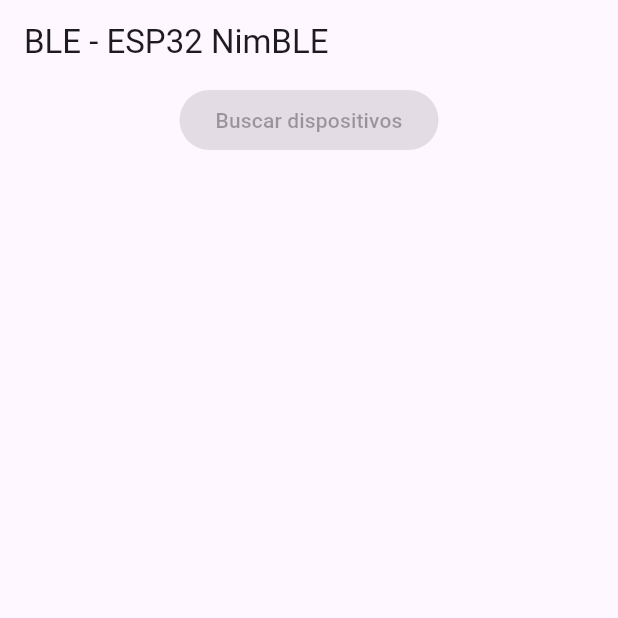
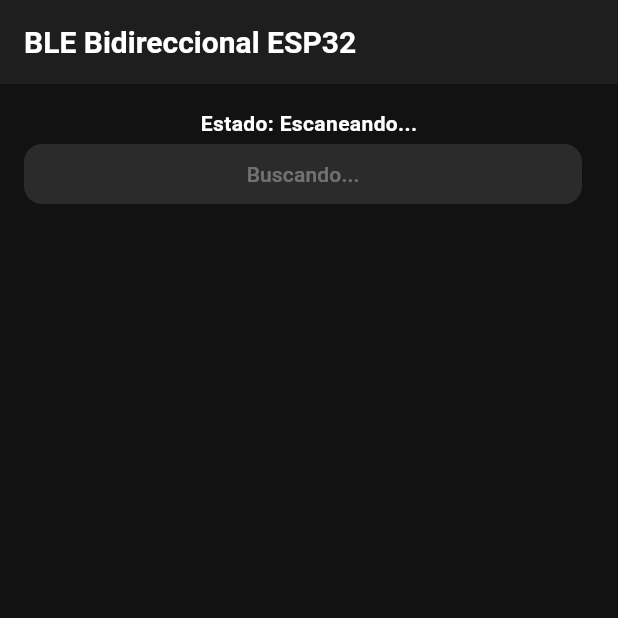
Before and after one commit to PabloElviraCalatayud/DAS_Detector_Apneas, a Flutter app: the screen it shows after launch, after a tap on "Buscar dispositivos", on a phone screen of 412 x 824 dp, the top half of it. Run offline on Flutter 3.47's test engine with Material 3 defaults, Android fonts, the phone set to English and light mode, and no system bars; our stand-ins replace permission_handler; missing offline and left inert: flutter_reactive_ble.

```diff
--- /dev/null
+++ b/app_movil_sbc/lib/core/app_colors.dart
@@ -0,0 +1,11 @@
+import 'package:flutter/material.dart';
+
+class AppColors {
+  static const Color background = Color(0xFF121212);
+  static const Color surface = Color(0xFF1E1E1E);
+  static const Color primary = Color(0xFF00BFA6);
+  static const Color secondary = Color(0xFF03DAC6);
+  static const Color textPrimary = Colors.white;
+  static const Color textSecondary = Colors.white70;
+  static const Color error = Color(0xFFCF6679);
+}
--- /dev/null
+++ b/app_movil_sbc/lib/core/app_theme.dart
@@ -0,0 +1,29 @@
+import 'package:flutter/material.dart';
+import 'app_colors.dart';
+
+class AppTheme {
+  static final ThemeData darkTheme = ThemeData.dark().copyWith(
+    scaffoldBackgroundColor: AppColors.background,
+    appBarTheme: const AppBarTheme(
+      backgroundColor: AppColors.surface,
+      titleTextStyle: TextStyle(
+        color: AppColors.textPrimary,
+        fontSize: 20,
+        fontWeight: FontWeight.bold,
+      ),
+      iconTheme: IconThemeData(color: AppColors.textPrimary),
+    ),
+    elevatedButtonTheme: ElevatedButtonThemeData(
+      style: ElevatedButton.styleFrom(
+        backgroundColor: AppColors.primary,
+        foregroundColor: AppColors.textPrimary,
+        shape: RoundedRectangleBorder(
+          borderRadius: BorderRadius.circular(12),
+        ),
+      ),
+    ),
+    textTheme: const TextTheme(
+      bodyMedium: TextStyle(color: AppColors.textPrimary),
+    ),
+  );
+}
--- /dev/null
+++ b/app_movil_sbc/lib/data/ble_constants.dart
@@ -0,0 +1,7 @@
+import 'package:flutter_reactive_ble/flutter_reactive_ble.dart';
+
+class BleConstants {
+  static final serviceUuid = Uuid.parse("12345678-90ab-cdef-1234-567890abcdef");
+  static final writeCharacteristicUuid = Uuid.parse("12345678-90ab-cdef-1234-567890abcdefe1");
+  static final notifyCharacteristicUuid = Uuid.parse("12345678-90ab-cdef-1234-567890abcdefe2");
+}
--- a/app_movil_sbc/lib/main.dart
+++ b/app_movil_sbc/lib/main.dart
@@ -1,7 +1,6 @@
-import 'dart:io';
 import 'package:flutter/material.dart';
-import 'package:flutter_reactive_ble/flutter_reactive_ble.dart';
-import 'package:permission_handler/permission_handler.dart'; // 👈 Asegúrate de agregar esto
+import 'core/app_theme.dart';
+import 'ui/pages/ble_page.dart';
 
 void main() {
   runApp(const MyApp());
@@ -12,152 +11,11 @@ class MyApp extends StatelessWidget {
 
   @override
   Widget build(BuildContext context) {
-    return const MaterialApp(
+    return MaterialApp(
+      title: 'BLE Bidireccional ESP32',
       debugShowCheckedModeBanner: false,
-      home: BleHomePage(),
+      theme: AppTheme.darkTheme,
+      home: const BlePage(),
     );
   }
 }
-
-class BleHomePage extends StatefulWidget {
-  const BleHomePage({super.key});
-
-  @override
-  State<BleHomePage> createState() => _BleHomePageState();
-}
-
-class _BleHomePageState extends State<BleHomePage> {
-  final flutterReactiveBle = FlutterReactiveBle();
-  final List<DiscoveredDevice> _devices = [];
-  Stream<DiscoveredDevice>? _scanStream;
-  DiscoveredDevice? _connectedDevice;
-  bool _isScanning = false;
-  bool _isConnected = false;
-
-  // ⚙️ Solicitar permisos BLE y ubicación (Android 12+)
-  Future<bool> _checkPermissions() async {
-    if (Platform.isAndroid) {
-      final statuses = await [
-        Permission.bluetoothScan,
-        Permission.bluetoothConnect,
-        Permission.locationWhenInUse,
-      ].request();
-
-      // Verificar si todos están concedidos
-      return statuses.values.every((status) => status.isGranted);
-    }
-    return true;
-  }
-
-  // 🔍 Escanear dispositivos BLE
-  Future<void> _startScan() async {
-    final hasPerms = await _checkPermissions();
-    if(!mounted) return;
-
-    if (!hasPerms) {
-      ScaffoldMessenger.of(context).showSnackBar(
-        const SnackBar(content: Text("Permisos BLE denegados")),
-      );
-      return;
-    }
-
-    setState(() {
-      _devices.clear();
-      _isScanning = true;
-    });
-
-    _scanStream = flutterReactiveBle.scanForDevices(
-      withServices: [],
-      scanMode: ScanMode.lowLatency,
-    );
-
-    _scanStream!.listen((device) {
-      if (device.name.isNotEmpty && !_devices.any((d) => d.id == device.id)) {
-        setState(() {
-          _devices.add(device);
-        });
-      }
-    }, onError: (err) {
-      debugPrint("Error de escaneo: $err");
-      setState(() => _isScanning = false);
-    });
-  }
-
-  // 🔗 Conectar con un dispositivo BLE
-  Future<void> _connect(DiscoveredDevice device) async {
-    debugPrint("Conectando a ${device.name}...");
-    setState(() {
-      _isScanning = false;
-      _isConnected = false;
-    });
-
-    final connection = flutterReactiveBle.connectToAdvertisingDevice(
-      id: device.id,
-      prescanDuration: const Duration(seconds: 1),
-      withServices: [],
-    );
-
-    connection.listen((update) {
-      if(!mounted) return;
-      switch (update.connectionState) {
-        case DeviceConnectionState.connected:
-          setState(() {
-            _connectedDevice = device;
-            _isConnected = true;
-          });
-          debugPrint("✅ Conectado a ${device.name}");
-          break;
-        case DeviceConnectionState.disconnected:
-          setState(() {
-            _connectedDevice = null;
-            _isConnected = false;
-          });
-          debugPrint("🔌 Desconectado");
-          break;
-        default:
-          break;
-      }
-    }, onError: (err) {
-      debugPrint("Error de conexión: $err");
-    });
-  }
-
-  @override
-  Widget build(BuildContext context) {
-    return Scaffold(
-      appBar: AppBar(title: const Text("BLE - ESP32 NimBLE")),
-      body: Column(
-        children: [
-          ElevatedButton(
-            onPressed: _isScanning ? null : _startScan,
-            child: const Text("Buscar dispositivos"),
-          ),
-          Expanded(
-            child: ListView.builder(
-              itemCount: _devices.length,
-              itemBuilder: (context, index) {
-                final device = _devices[index];
-                return ListTile(
-                  title: Text(device.name),
-                  subtitle: Text(device.id),
-                  trailing: ElevatedButton(
-                    onPressed: () => _connect(device),
-                    child: const Text("Conectar"),
-                  ),
-                );
-              },
-            ),
-          ),
-          if (_isConnected && _connectedDevice != null)
-            Padding(
-              padding: const EdgeInsets.all(16.0),
-              child: Text(
-                "Conectado a: ${_connectedDevice!.name}",
-                style: const TextStyle(fontWeight: FontWeight.bold),
-              ),
-            ),
-        ],
-      ),
-    );
-  }
-}
--- /dev/null
+++ b/app_movil_sbc/lib/ui/pages/ble_page.dart
@@ -0,0 +1,116 @@
+import 'package:flutter/material.dart';
+import 'package:flutter_reactive_ble/flutter_reactive_ble.dart';
+import '../../data/ble_manager.dart';
+import '../widgets/device_tile.dart';
+
+class BlePage extends StatefulWidget {
+  const BlePage({super.key});
+
+  @override
+  State<BlePage> createState() => _BlePageState();
+}
+
+class _BlePageState extends State<BlePage> {
+  final BleManager _ble = BleManager();
+  final TextEditingController _controller = TextEditingController();
+  final List<DiscoveredDevice> _devices = [];
+
+  String _status = "Desconectado";
+  String _lastMessage = "";
+  bool _isScanning = false;
+
+  @override
+  void initState() {
+    super.initState();
+    _ble.messages.listen((msg) {
+      setState(() => _lastMessage = msg);
+    });
+  }
+
+  Future<void> _scan() async {
+    setState(() {
+      _isScanning = true;
+      _status = "Escaneando...";
+      _devices.clear();
+    });
+    await _ble.scan((device) {
+      setState(() => _devices.add(device));
+    });
+    setState(() => _isScanning = false);
+  }
+
+  Future<void> _connect(DiscoveredDevice device) async {
+    await _ble.connect(device, (status) => setState(() => _status = status));
+  }
+
+  Future<void> _disconnect() async {
+    await _ble.disconnect();
+    setState(() => _status = "Desconectado");
+  }
+
+  Future<void> _send() async {
+    await _ble.send(_controller.text);
+    _controller.clear();
+  }
+
+  @override
+  Widget build(BuildContext context) {
+    final connected = _ble.connectedDevice != null;
+
+    return Scaffold(
+      appBar: AppBar(title: const Text("BLE Bidireccional ESP32")),
+      body: Padding(
+        padding: const EdgeInsets.all(16),
+        child: Column(
+          children: [
+            Text("Estado: $_status", style: const TextStyle(fontWeight: FontWeight.bold)),
+            Row(
+              children: [
+                Expanded(
+                  child: ElevatedButton(
+                    onPressed: _isScanning ? null : _scan,
+                    child: Text(_isScanning ? "Buscando..." : "Buscar dispositivos"),
+                  ),
+                ),
+                const SizedBox(width: 8),
+                if (connected)
+                  ElevatedButton(
+                    onPressed: _disconnect,
+                    style: ElevatedButton.styleFrom(backgroundColor: Colors.red),
+                    child: const Text("Desconectar"),
+                  ),
+              ],
+            ),
+            const SizedBox(height: 10),
+            Expanded(
+              child: ListView.builder(
+                itemCount: _devices.length,
+                itemBuilder: (context, i) {
+                  final d = _devices[i];
+                  return DeviceTile(
+                    device: d,
+                    isConnected: _ble.connectedDevice?.id == d.id,
+                    onConnect: () => _connect(d),
+                  );
+                },
+              ),
+            ),
+            if (connected) ...[
+              const Divider(),
+              TextField(
+                controller: _controller,
+                decoration: const InputDecoration(labelText: "Enviar texto al ESP32"),
+              ),
+              const SizedBox(height: 8),
+              ElevatedButton(onPressed: _send, child: const Text("Enviar")),
+              const SizedBox(height: 16),
+              Text("📬 Último mensaje: $_lastMessage",
+                  textAlign: TextAlign.center,
+                  style: const TextStyle(fontSize: 16, fontWeight: FontWeight.w500)),
+            ],
+          ],
+        ),
+      ),
+    );
+  }
+}
--- a/app_movil_sbc/pubspec.yaml
+++ b/app_movil_sbc/pubspec.yaml
@@ -32,10 +32,10 @@ dependencies:
     sdk: flutter
   flutter_reactive_ble: ^5.4.0
   permission_handler: ^11.3.1
-
   # The following adds the Cupertino Icons font to your application.
   # Use with the CupertinoIcons class for iOS style icons.
   cupertino_icons: ^1.0.8
+  uuid: ^4.5.1
 
 dev_dependencies:
   flutter_test:
```
Also changed, not shown: app_movil_sbc/lib/data/ble_manager.dart (added, +135 -0 lines), app_movil_sbc/lib/ui/widgets/device_tile.dart (added, +30 -0 lines), app_movil_sbc/pubspec.lock.
